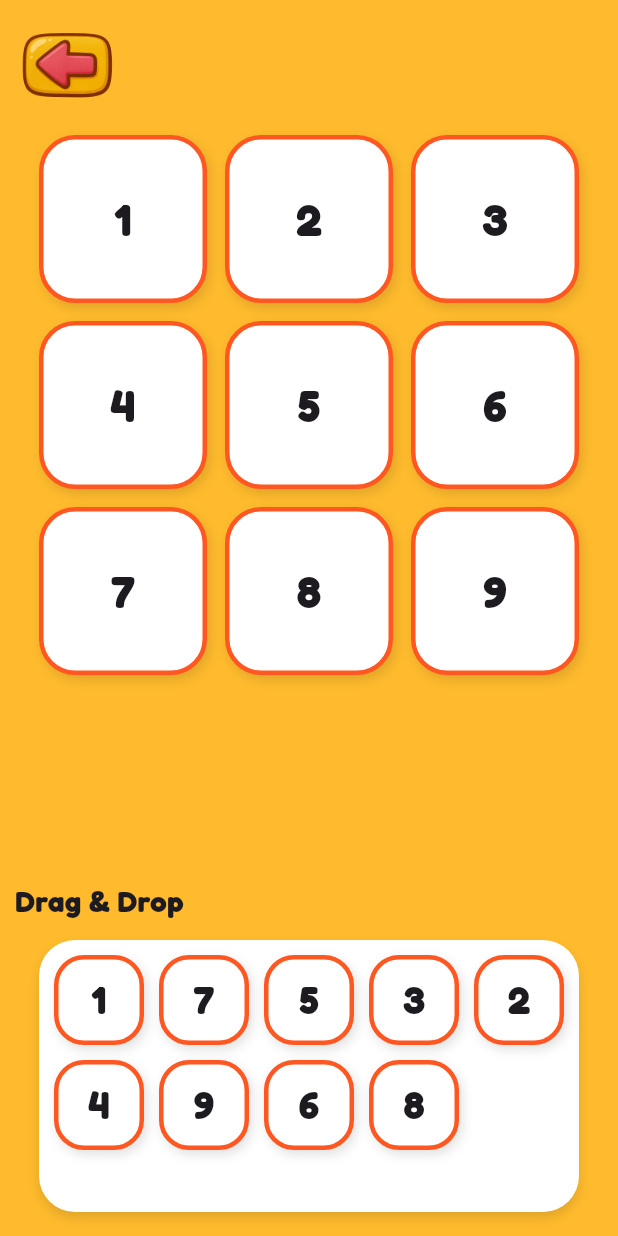
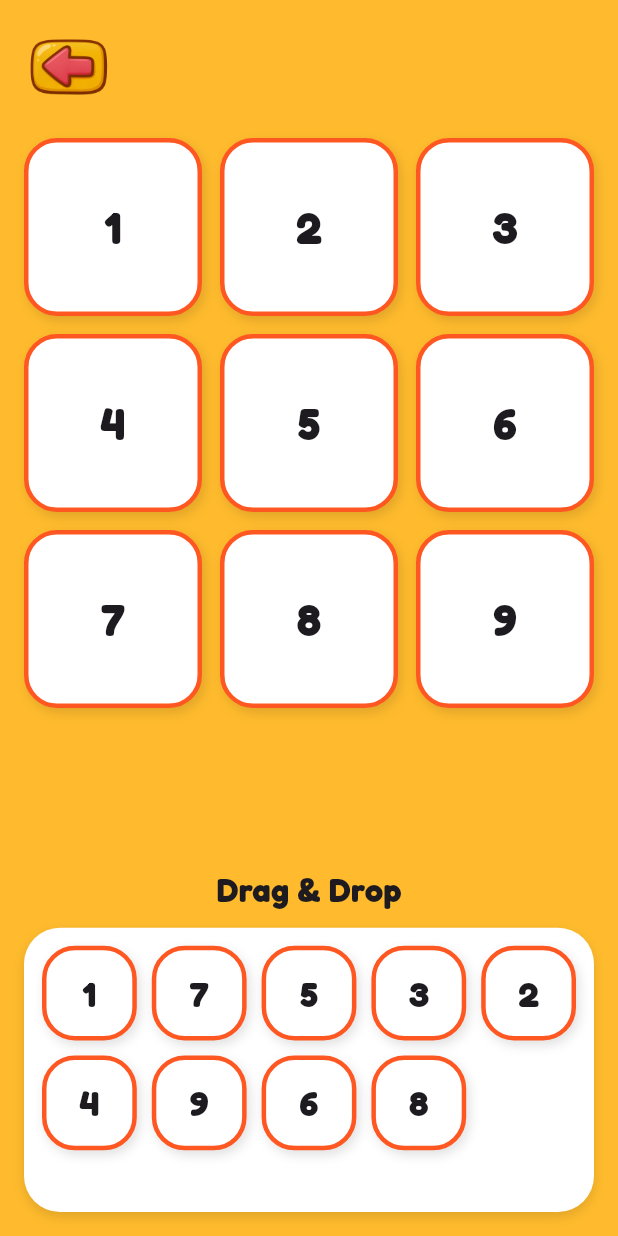
Before and after one commit to argadenil/zinzy, a Flutter app: the NumberMatchingScreen screen opened directly, on a phone screen of 412 x 824 dp. Run offline on Flutter 3.47's test engine with Material 3 defaults, Android fonts, the phone set to English and light mode, and no system bars; our stand-ins replace audioplayers, confetti, flutter_tts, google_fonts, lottie, rive.

Commit message:
fixed alignement issues

```diff
--- a/lib/screens/numbers/subscreens/numberMatching.dart
+++ b/lib/screens/numbers/subscreens/numberMatching.dart
@@ -11,9 +11,8 @@ class NumberMatchingScreen extends StatefulWidget {
 
 class _NumberMatchingScreenState extends State<NumberMatchingScreen>
     with SingleTickerProviderStateMixin {
-  final ConfettiController _confettiController = ConfettiController(
-    duration: const Duration(seconds: 2),
-  );
+  final ConfettiController _confettiController =
+      ConfettiController(duration: const Duration(seconds: 2));
 
   final List<int> numbers = List.generate(9, (i) => i + 1);
   late List<int> shuffledNumbers;
@@ -26,6 +25,9 @@ class _NumberMatchingScreenState extends State<NumberMatchingScreen>
   int stars = 0;
   bool showSuccess = false;
 
+  static const double pagePadding = 16;
+  static const double cardRadius = 22;
+
   @override
   void initState() {
     super.initState();
@@ -36,10 +38,8 @@ class _NumberMatchingScreenState extends State<NumberMatchingScreen>
       duration: const Duration(milliseconds: 600),
     );
 
-    _bounceAnimation = CurvedAnimation(
-      parent: _bounceController,
-      curve: Curves.elasticOut,
-    );
+    _bounceAnimation =
+        CurvedAnimation(parent: _bounceController, curve: Curves.elasticOut);
   }
 
   void _setupGame() {
@@ -84,141 +84,70 @@ class _NumberMatchingScreenState extends State<NumberMatchingScreen>
     final size = MediaQuery.of(context).size;
 
     return Scaffold(
-      backgroundColor: const Color(0xFFffbb2d),
+      backgroundColor: const Color(0xFFFFBB2D),
       body: Stack(
         children: [
-          /// MAIN GAME
           Padding(
-            padding: const EdgeInsets.all(10.0),
+            padding: const EdgeInsets.all(pagePadding),
             child: SafeArea(
               child: Column(
-                crossAxisAlignment: CrossAxisAlignment.start,
+                crossAxisAlignment: CrossAxisAlignment.stretch,
                 children: [
-                  /// HEADER ROW
+                  /// HEADER
                   Row(
+                    mainAxisAlignment: MainAxisAlignment.spaceBetween,
                     children: [
                       GestureDetector(
                         onTap: () => Navigator.pop(context),
                         child: Image.asset(
                           'assets/images/back_button.png',
-                          width: 70,
-                          height: 70,
+                          width: 60,
+                          height: 60,
                         ),
                       ),
-                      Spacer(),
-
-                      /// Star counter on the right
                       ScaleTransition(
                         scale: _bounceAnimation,
-                        child: Container(
-                          padding: const EdgeInsets.symmetric(
-                            horizontal: 20,
-                            vertical: 8,
-                          ),
-                          decoration: BoxDecoration(
-                            color: Colors.white,
-                            borderRadius: BorderRadius.circular(30),
-                            boxShadow: const [
-                              BoxShadow(
-                                color: Colors.black12,
-                                blurRadius: 6,
-                                offset: Offset(0, 2),
-                              ),
-                            ],
-                          ),
-                          child: Row(
-                            mainAxisSize: MainAxisSize.min,
-                            children: [
-                              const Icon(
-                                Icons.star,
-                                color: Colors.amber,
-                                size: 32,
-                              ),
-                              const SizedBox(width: 6),
-                              Text(
-                                "$stars",
-                                style: const TextStyle(
-                                  fontSize: 24,
-                                  fontWeight: FontWeight.bold,
-                                ),
-                              ),
-                            ],
-                          ),
-                        ),
+                        child: _buildStarCounter(),
                       ),
                     ],
                   ),
 
-                  const SizedBox(height: 10),
+                  const SizedBox(height: 16),
 
                   /// TARGET GRID
                   Expanded(
-                    child: GridView.count(
-                      padding: const EdgeInsets.symmetric(horizontal: 16),
+                    child: GridView.builder(
+                      padding: const EdgeInsets.only(bottom: 8),
+                      gridDelegate:
+                          const SliverGridDelegateWithFixedCrossAxisCount(
                         crossAxisCount: 3,
                         crossAxisSpacing: 12,
                         mainAxisSpacing: 12,
-                      children: numbers.map((number) {
-                        return DragTarget<int>(
-                          onWillAccept: (data) => data == number,
-                          onAccept: (data) => _handleMatch(number),
-                          builder: (context, candidateData, rejectedData) {
-                            final isMatched = matched[number] ?? false;
-                            final isHighlighted = candidateData.isNotEmpty;
-
-                            return AnimatedContainer(
-                              duration: const Duration(milliseconds: 250),
-                              alignment: Alignment.center,
-                              decoration: BoxDecoration(
-                                color: isMatched
-                                    ? Colors.green.shade400
-                                    : (isHighlighted
-                                          ? Colors.orange.shade100
-                                          : Colors.white),
-                                borderRadius: BorderRadius.circular(24),
-                                border: Border.all(
-                                  color: Colors.deepOrange,
-                                  width: 3,
                       ),
-                                boxShadow: const [
-                                  BoxShadow(
-                                    color: Colors.black12,
-                                    blurRadius: 6,
-                                    offset: Offset(2, 3),
-                                  ),
-                                ],
-                              ),
-                              child: Text(
-                                isMatched ? "✅ $number" : "$number",
-                                style: const TextStyle(
-                                  fontSize: 30,
-                                  fontWeight: FontWeight.bold,
-                                ),
-                              ),
-                            );
+                      itemCount: numbers.length,
+                      itemBuilder: (context, index) {
+                        final number = numbers[index];
+                        return _buildTargetCard(number);
                       },
-                        );
-                      }).toList(),
                     ),
                   ),
 
-                  const SizedBox(height: 8),
+                  const SizedBox(height: 12),
 
-                  const Text(
+                  const Center(
+                    child: Text(
                       "Drag & Drop",
-                    style: TextStyle(fontSize: 20, fontWeight: FontWeight.bold),
+                      style:
+                          TextStyle(fontSize: 22, fontWeight: FontWeight.bold),
+                    ),
                   ),
 
-                  const SizedBox(height: 6),
+                  const SizedBox(height: 10),
 
-                  /// DRAGGABLE AREA
+                  /// DRAGGABLE GRID
                   Container(
-                    height: size.height * 0.22,
-                    margin: const EdgeInsets.symmetric(
-                      horizontal: 16,
-                      vertical: 6,
-                    ),
-                    padding: const EdgeInsets.all(10),
+                    height: size.height * 0.23,
+                    padding: const EdgeInsets.all(12),
                     decoration: BoxDecoration(
                       color: Colors.white,
                       borderRadius: BorderRadius.circular(24),
@@ -226,35 +155,36 @@ class _NumberMatchingScreenState extends State<NumberMatchingScreen>
                         BoxShadow(
                           color: Colors.black12,
                           blurRadius: 6,
-                          offset: Offset(0, 4),
-                        ),
+                          offset: Offset(0, 3),
+                        )
                       ],
                     ),
-                    child: GridView.count(
+                    child: GridView.builder(
+                      physics: const NeverScrollableScrollPhysics(),
+                      gridDelegate:
+                          const SliverGridDelegateWithFixedCrossAxisCount(
                         crossAxisCount: 5,
                         crossAxisSpacing: 10,
                         mainAxisSpacing: 10,
-                      children: shuffledNumbers.map((number) {
+                      ),
+                      itemCount: shuffledNumbers.length,
+                      itemBuilder: (context, index) {
+                        final number = shuffledNumbers[index];
                         if (matched[number] == true) {
                           return const SizedBox();
                         }
+
                         return Draggable<int>(
                           data: number,
-
-                          /// BIGGER while dragging
                           feedback: Transform.scale(
-                            scale: 1.5,
+                            scale: 1.4,
                             child: _buildNumberCard(number, true),
                           ),
-
-                          childWhenDragging: _buildNumberCard(
-                            number,
-                            false,
-                            faded: true,
-                          ),
+                          childWhenDragging:
+                              _buildNumberCard(number, false, faded: true),
                           child: _buildNumberCard(number, false),
                         );
-                      }).toList(),
+                      },
                     ),
                   ),
                 ],
@@ -262,7 +192,7 @@ class _NumberMatchingScreenState extends State<NumberMatchingScreen>
             ),
           ),
 
-          /// 🎉 CONFETTI — ABOVE EVERYTHING
+          /// CONFETTI
           Positioned.fill(
             child: IgnorePointer(
               child: Align(
@@ -281,14 +211,109 @@ class _NumberMatchingScreenState extends State<NumberMatchingScreen>
             ),
           ),
 
-          /// 🎉 SUCCESS OVERLAY
-          if (showSuccess)
-            Container(
+          /// SUCCESS SCREEN
+          if (showSuccess) _buildSuccessOverlay(),
+        ],
+      ),
+    );
+  }
+
+  /// STAR COUNTER
+  Widget _buildStarCounter() {
+    return Container(
+      padding: const EdgeInsets.symmetric(horizontal: 18, vertical: 8),
+      decoration: BoxDecoration(
+        color: Colors.white,
+        borderRadius: BorderRadius.circular(30),
+        boxShadow: const [
+          BoxShadow(color: Colors.black12, blurRadius: 6, offset: Offset(0, 2)),
+        ],
+      ),
+      child: Row(
+        mainAxisSize: MainAxisSize.min,
+        children: [
+          const Icon(Icons.star, color: Colors.amber, size: 30),
+          const SizedBox(width: 6),
+          Text(
+            "$stars",
+            style: const TextStyle(fontSize: 22, fontWeight: FontWeight.bold),
+          ),
+        ],
+      ),
+    );
+  }
+
+  /// TARGET CARD
+  Widget _buildTargetCard(int number) {
+    return DragTarget<int>(
+      onWillAccept: (data) => data == number,
+      onAccept: (_) => _handleMatch(number),
+      builder: (context, candidate, rejected) {
+        final isMatched = matched[number] ?? false;
+        final isHighlighted = candidate.isNotEmpty;
+
+        return AnimatedContainer(
+          duration: const Duration(milliseconds: 250),
+          alignment: Alignment.center,
+          decoration: BoxDecoration(
+            color: isMatched
+                ? Colors.green.shade400
+                : (isHighlighted
+                    ? Colors.orange.shade100
+                    : Colors.white),
+            borderRadius: BorderRadius.circular(cardRadius),
+            border: Border.all(color: Colors.deepOrange, width: 3),
+            boxShadow: const [
+              BoxShadow(
+                color: Colors.black12,
+                blurRadius: 6,
+                offset: Offset(2, 3),
+              ),
+            ],
+          ),
+          child: Text(
+            isMatched ? "✅ $number" : "$number",
+            style: const TextStyle(fontSize: 30, fontWeight: FontWeight.bold),
+          ),
+        );
+      },
+    );
+  }
+
+  /// DRAG CARD
+  Widget _buildNumberCard(int number, bool dragging, {bool faded = false}) {
+    return Opacity(
+      opacity: faded ? 0.4 : 1,
+      child: Container(
+        alignment: Alignment.center,
+        decoration: BoxDecoration(
+          color: dragging ? Colors.orangeAccent : Colors.white,
+          borderRadius: BorderRadius.circular(cardRadius),
+          border: Border.all(color: Colors.deepOrange, width: 3),
+          boxShadow: const [
+            BoxShadow(
+              color: Colors.black12,
+              blurRadius: 6,
+              offset: Offset(2, 3),
+            ),
+          ],
+        ),
+        child: Text(
+          "$number",
+          style: const TextStyle(fontSize: 24, fontWeight: FontWeight.bold),
+        ),
+      ),
+    );
+  }
+
+  /// SUCCESS OVERLAY
+  Widget _buildSuccessOverlay() {
+    return Container(
       color: Colors.black54,
       child: Center(
         child: Container(
           padding: const EdgeInsets.all(24),
-                  margin: const EdgeInsets.symmetric(horizontal: 30),
+          margin: const EdgeInsets.symmetric(horizontal: 32),
           decoration: BoxDecoration(
             color: Colors.white,
             borderRadius: BorderRadius.circular(24),
@@ -301,64 +326,26 @@ class _NumberMatchingScreenState extends State<NumberMatchingScreen>
                 style: TextStyle(
                     fontSize: 28,
                     fontWeight: FontWeight.bold,
-                          color: Colors.deepOrange,
-                        ),
+                    color: Colors.deepOrange),
               ),
               const SizedBox(height: 10),
-                      Text(
-                        "You earned $stars ⭐",
-                        style: const TextStyle(fontSize: 20),
-                      ),
+              Text("You earned $stars ⭐",
+                  style: const TextStyle(fontSize: 20)),
               const SizedBox(height: 20),
               ElevatedButton(
                 onPressed: _resetGame,
                 style: ElevatedButton.styleFrom(
                   backgroundColor: Colors.deepOrange,
-                          padding: const EdgeInsets.symmetric(
-                            horizontal: 30,
-                            vertical: 12,
-                          ),
+                  padding:
+                      const EdgeInsets.symmetric(horizontal: 32, vertical: 12),
                   shape: RoundedRectangleBorder(
                     borderRadius: BorderRadius.circular(20),
                   ),
                 ),
-                        child: const Text(
-                          "Play Again",
-                          style: TextStyle(fontSize: 18),
-                        ),
+                child:
+                    const Text("Play Again", style: TextStyle(fontSize: 18)),
               ),
             ],
-                  ),
-                ),
-              ),
-            ),
-        ],
-      ),
-    );
-  }
-
-  Widget _buildNumberCard(int number, bool dragging, {bool faded = false}) {
-    return Opacity(
-      opacity: faded ? 0.4 : 1,
-      child: Material(
-        color: Colors.transparent,
-        child: Container(
-          alignment: Alignment.center,
-          decoration: BoxDecoration(
-            color: dragging ? Colors.orangeAccent : Colors.white,
-            borderRadius: BorderRadius.circular(20),
-            border: Border.all(color: Colors.deepOrange, width: 3),
-            boxShadow: const [
-              BoxShadow(
-                color: Colors.black12,
-                blurRadius: 6,
-                offset: Offset(2, 3),
-              ),
-            ],
-          ),
-          child: Text(
-            "$number",
-            style: const TextStyle(fontSize: 26, fontWeight: FontWeight.bold),
           ),
         ),
       ),
```
Lines whose indentation alone changed are shown as unchanged.
